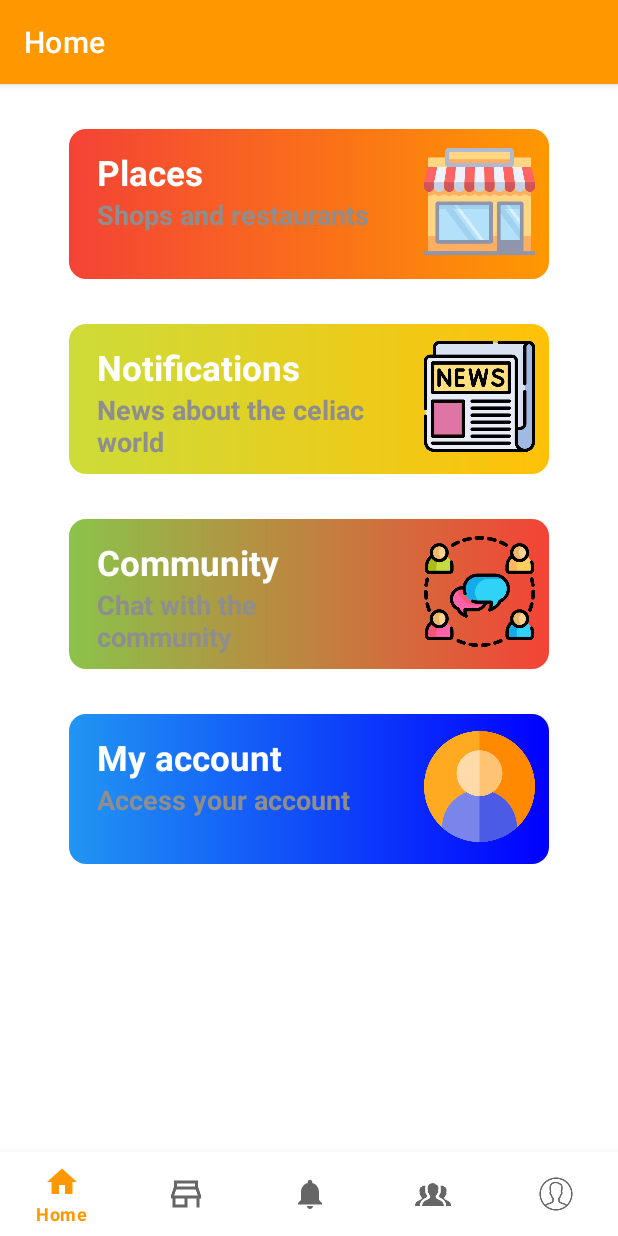
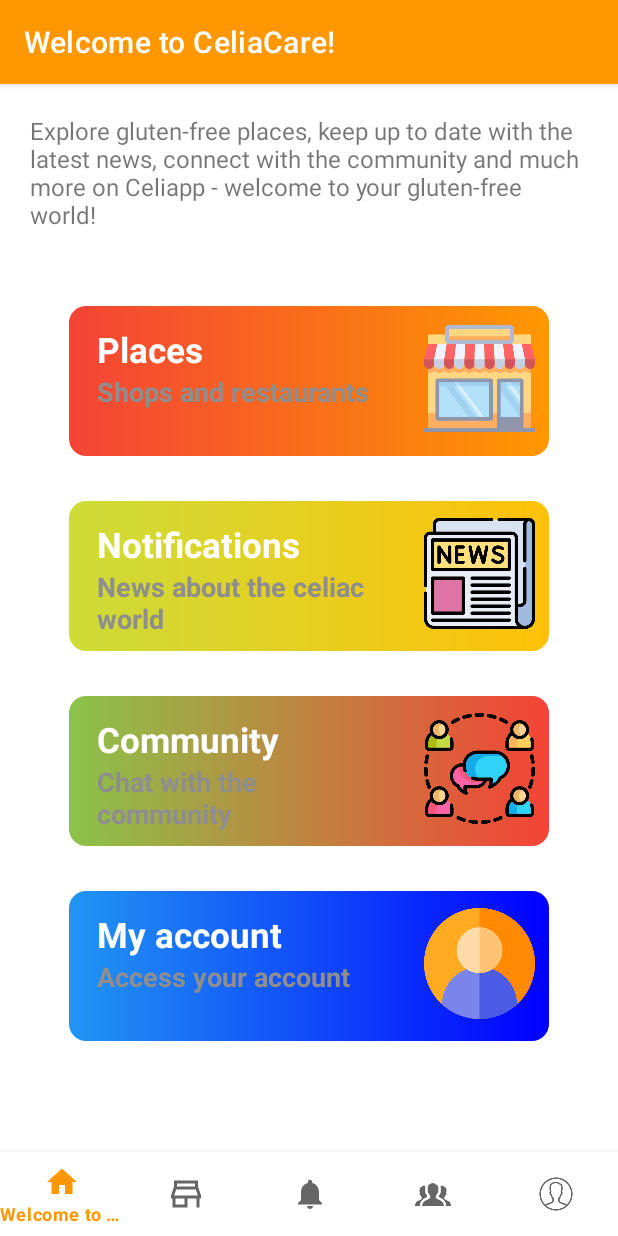
Before and after one commit to ferreiracorderomiguel/CeliaCare, an Android app: the screen it shows after launch (MainActivity), on a phone screen of 412 x 824 dp. Run offline under Robolectric (Android 15) with nearby library versions, the phone set to English and light mode, and no system bars; our stand-ins replace Firebase (no records; nobody signed in at launch, a user with empty details on screens opened directly), navigation-ui.

Commit message:
Added welcome text
Took 50 minutes

```diff
--- a/app/src/main/res/layout/fragment_home.xml
+++ b/app/src/main/res/layout/fragment_home.xml
@@ -4,7 +4,8 @@
     xmlns:tools="http://schemas.android.com/tools"
     android:layout_width="match_parent"
     android:layout_height="match_parent"
-    tools:context=".ui.home.HomeFragment">
+    tools:context=".ui.home.HomeFragment"
+    android:layout_marginBottom="?attr/actionBarSize">
 
     <ScrollView
         android:layout_width="match_parent"
@@ -14,6 +15,13 @@
             android:layout_height="wrap_content"
             android:layout_marginTop="0dp"
             android:orientation="vertical">
+
+            <TextView
+                android:layout_width="wrap_content"
+                android:layout_height="wrap_content"
+                android:text="@string/home_introduction"
+                android:textSize="16dp"
+                android:padding="20dp" />
 
             <LinearLayout
                 android:id="@+id/linearLayoutPlaces"
@@ -152,7 +160,8 @@
                 android:layout_marginTop="30dp"
                 android:background="@drawable/myaccount_bg"
                 android:orientation="horizontal"
-                android:padding="3dp">
+                android:padding="3dp"
+                android:paddingBottom="10dp">
 
                 <LinearLayout
                     android:layout_width="wrap_content"
--- a/app/src/main/res/values/strings.xml
+++ b/app/src/main/res/values/strings.xml
@@ -1,6 +1,6 @@
 <resources>
     <string name="app_name">CeliaCare</string>
-    <string name="title_home">Home</string>
+    <string name="title_home">Welcome to CeliaCare!</string>
     <string name="title_dashboard">Places</string>
     <string name="title_notifications">Notifications</string>
     <!-- TODO: Remove or change this placeholder text -->
@@ -47,4 +47,5 @@
     <string name="news_hint">News about the celiac world</string>
     <string name="community_hint">Chat with the community</string>
     <string name="myaccount_hint">Access your account</string>
+    <string name="home_introduction">Explore gluten-free places, keep up to date with the latest news, connect with the community and much more on Celiapp - welcome to your gluten-free world!</string>
 </resources>
```
Also changed, not shown: 2 other files.
